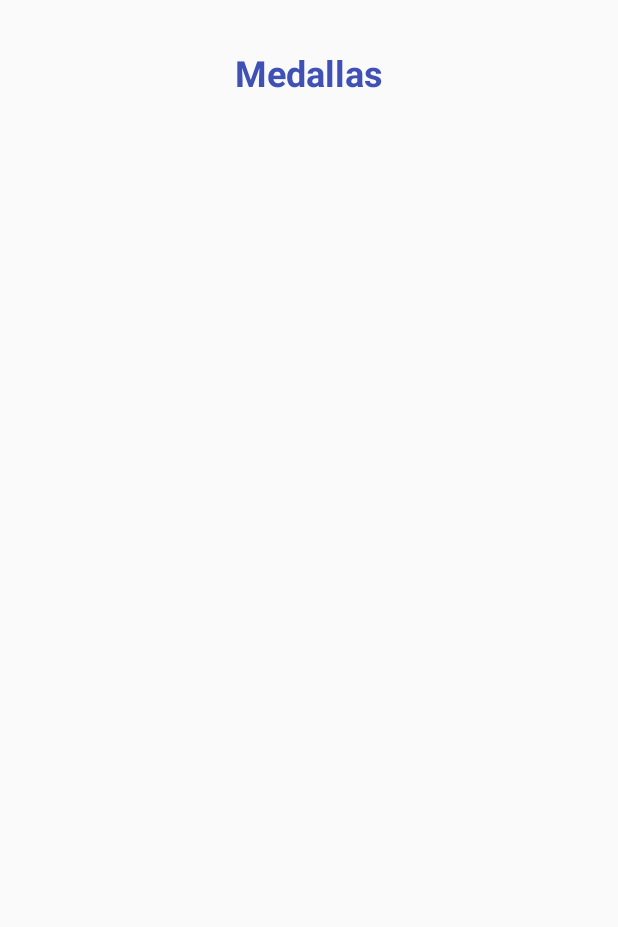
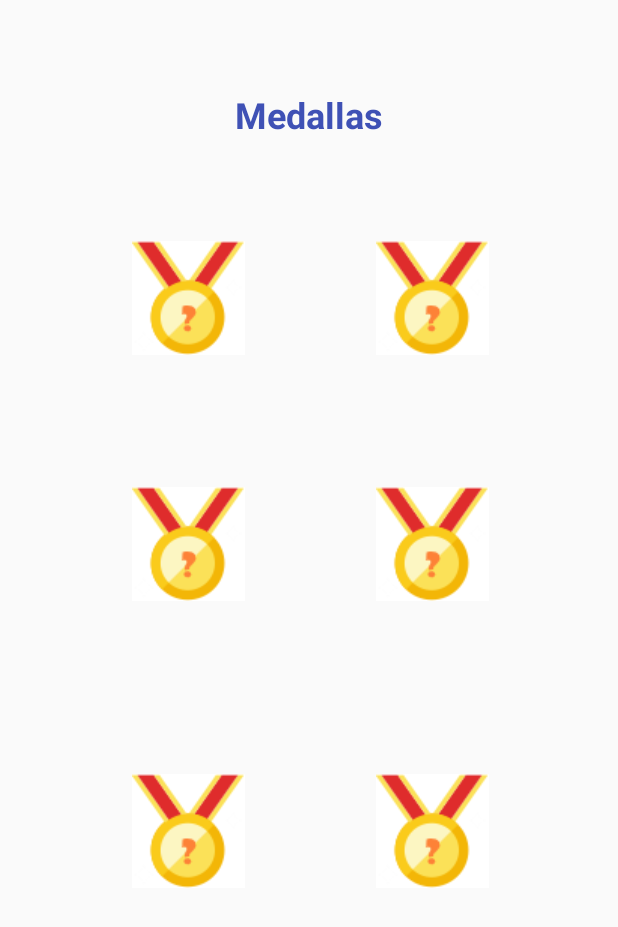
Before and after one commit to Fponce9/Time2SpeakKotlin, an Android app: the Medallas screen opened directly, with no data from a screen before it, on a phone screen of 412 x 824 dp. Before the commit the part shown is almost empty. Shown: the top 927 px of the screen. Run offline under Robolectric (Android 15) with nearby library versions, the phone set to English and light mode, and no system bars.

Commit message:
boton medallas

```diff
--- a/app/src/main/java/com/example/android8_kututis/LetrasTerapia.kt
+++ b/app/src/main/java/com/example/android8_kututis/LetrasTerapia.kt
@@ -40,6 +40,11 @@ class LetrasTerapia : AppCompatActivity() {
             MascotaIntent.putExtra("idPaciente",idPaciente)
             startActivity(MascotaIntent)
         }
+        bt_medallas.setOnClickListener {
+            val MedallasIntent = Intent(this,Medallas::class.java)
+            MedallasIntent.putExtra("idPaciente",idPaciente)
+            startActivity(MedallasIntent)
+        }
     }
 
     fun fetchLetras(){
--- a/app/src/main/res/layout/activity_letras_terapia.xml
+++ b/app/src/main/res/layout/activity_letras_terapia.xml
@@ -37,7 +37,17 @@
         android:text="Mi mascota"
         app:layout_constraintBottom_toBottomOf="parent"
         app:layout_constraintEnd_toEndOf="parent"
+        app:layout_constraintStart_toEndOf="@+id/bt_medallas"
+        app:layout_constraintTop_toBottomOf="@+id/rv_LetrasTerapias"
+        app:layout_constraintVertical_bias="0.246" />
+
+    <Button
+        android:id="@+id/bt_medallas"
+        android:layout_width="wrap_content"
+        android:layout_height="wrap_content"
+        android:layout_marginStart="64dp"
+        android:layout_marginTop="16dp"
+        android:text="Mis medallas"
         app:layout_constraintStart_toStartOf="parent"
-        app:layout_constraintTop_toBottomOf="@+id/rv_LetrasTerapias"
-        app:layout_constraintVertical_bias="0.0" />
+        app:layout_constraintTop_toBottomOf="@+id/rv_LetrasTerapias" />
 </androidx.constraintlayout.widget.ConstraintLayout>
--- a/app/src/main/res/layout/activity_medallas.xml
+++ b/app/src/main/res/layout/activity_medallas.xml
@@ -10,7 +10,7 @@
         android:id="@+id/textView7"
         android:layout_width="wrap_content"
         android:layout_height="wrap_content"
-        android:layout_marginTop="32dp"
+        android:layout_marginTop="60dp"
         android:text="Medallas"
         android:textColor="#3F51B5"
         android:textSize="24sp"
@@ -18,4 +18,70 @@
         app:layout_constraintEnd_toEndOf="parent"
         app:layout_constraintStart_toStartOf="parent"
         app:layout_constraintTop_toTopOf="parent" />
+
+    <ImageView
+        android:id="@+id/im_boca"
+        android:layout_width="wrap_content"
+        android:layout_height="wrap_content"
+        app:layout_constraintBottom_toBottomOf="parent"
+        app:layout_constraintEnd_toEndOf="parent"
+        app:layout_constraintHorizontal_bias="0.502"
+        app:layout_constraintStart_toEndOf="@+id/im_ojo"
+        app:layout_constraintTop_toBottomOf="@+id/im_max"
+        app:layout_constraintVertical_bias="0.333"
+        app:srcCompat="@drawable/bloqueado" />
+
+    <ImageView
+        android:id="@+id/im_diez"
+        android:layout_width="wrap_content"
+        android:layout_height="wrap_content"
+        android:layout_marginStart="88dp"
+        android:layout_marginTop="88dp"
+        app:layout_constraintStart_toStartOf="parent"
+        app:layout_constraintTop_toBottomOf="@+id/im_uno"
+        app:srcCompat="@drawable/bloqueado" />
+
+    <ImageView
+        android:id="@+id/im_max"
+        android:layout_width="wrap_content"
+        android:layout_height="wrap_content"
+        android:layout_marginTop="88dp"
+        app:layout_constraintEnd_toEndOf="parent"
+        app:layout_constraintHorizontal_bias="0.502"
+        app:layout_constraintStart_toEndOf="@+id/im_diez"
+        app:layout_constraintTop_toBottomOf="@+id/im_cinco"
+        app:srcCompat="@drawable/bloqueado" />
+
+    <ImageView
+        android:id="@+id/im_ojo"
+        android:layout_width="wrap_content"
+        android:layout_height="wrap_content"
+        android:layout_marginStart="88dp"
+        app:layout_constraintBottom_toBottomOf="parent"
+        app:layout_constraintStart_toStartOf="parent"
+        app:layout_constraintTop_toBottomOf="@+id/im_diez"
+        app:layout_constraintVertical_bias="0.333"
+        app:srcCompat="@drawable/bloqueado" />
+
+    <ImageView
+        android:id="@+id/im_cinco"
+        android:layout_width="wrap_content"
+        android:layout_height="wrap_content"
+        android:layout_marginTop="68dp"
+        app:layout_constraintEnd_toEndOf="parent"
+        app:layout_constraintHorizontal_bias="0.502"
+        app:layout_constraintStart_toEndOf="@+id/im_uno"
+        app:layout_constraintTop_toBottomOf="@+id/textView7"
+        app:srcCompat="@drawable/bloqueado" />
+
+    <ImageView
+        android:id="@+id/im_uno"
+        android:layout_width="wrap_content"
+        android:layout_height="wrap_content"
+        android:layout_marginStart="88dp"
+        android:layout_marginTop="68dp"
+        app:layout_constraintStart_toStartOf="parent"
+        app:layout_constraintTop_toBottomOf="@+id/textView7"
+        app:srcCompat="@drawable/bloqueado" />
+
 </androidx.constraintlayout.widget.ConstraintLayout>
```
Also changed, not shown: app/src/main/res/drawable/bloqueado.png (added), app/src/main/res/drawable/boca.png (added), app/src/main/res/drawable/cinco.png (added), app/src/main/res/drawable/diez.png (added), app/src/main/res/drawable/max.png (added), app/src/main/res/drawable/ojo.png (added), app/src/main/res/drawable/uno.png (added).
